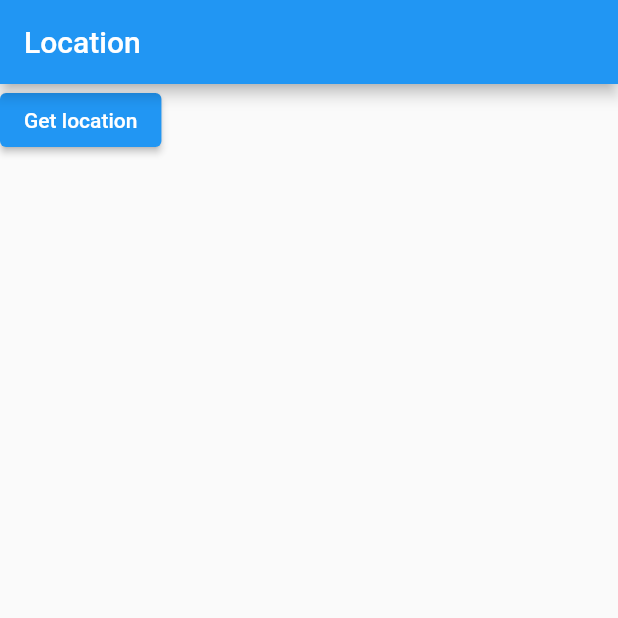
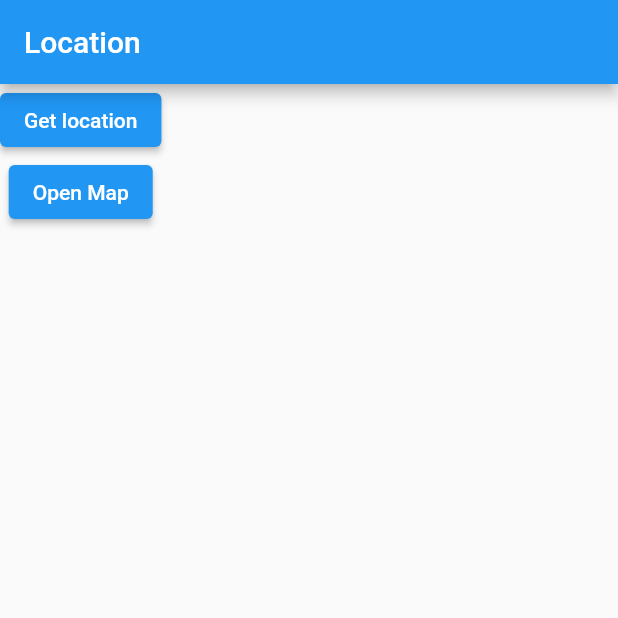
Before and after one commit to fanolans/ontask, a Flutter app: the screen it shows after launch, after a tap on "Get location", on a phone screen of 412 x 824 dp, the top half of it. Run offline on Flutter 3.47's test engine with Material 2 defaults, Android fonts, the phone set to English and light mode, and no system bars; our stand-ins replace image_picker, location.

Commit message:
add address and button open map

```diff
--- a/lib/screens/location_home_screen.dart
+++ b/lib/screens/location_home_screen.dart
@@ -1,5 +1,6 @@
 import 'package:flutter/material.dart';
 import 'package:location/location.dart';
+import 'package:ontask/screens/map_screen.dart';
 import 'package:ontask/services/location_service.dart';
 
 class LocationHomeScreen extends StatefulWidget {
@@ -13,6 +14,7 @@ class _LocationHomeScreenState extends State<LocationHomeScreen> {
   LocationData? _locationData;
   final Location _location = Location();
   String _staticMapUrl = '';
+  String _address = '';
 
   @override
   void initState() {
@@ -42,8 +44,7 @@ class _LocationHomeScreenState extends State<LocationHomeScreen> {
       body: Column(
         children: [
           if (_staticMapUrl.isNotEmpty) Image.network(_staticMapUrl),
-          if (_locationData != null)
-            Text('${_locationData!.latitude}, ${_locationData!.longitude}'),
+          if (_address.isNotEmpty) Text(_address),
           ElevatedButton(
             onPressed: () async {
               bool serviceEnabled = await _location.serviceEnabled();
@@ -62,10 +63,14 @@ class _LocationHomeScreenState extends State<LocationHomeScreen> {
                 }
               }
               final locationData = await _location.getLocation();
+              String address = await LocationService.getCoordinateAddress(
+                  latitude: locationData.latitude!,
+                  longitude: locationData.longitude!);
               print(locationData.latitude);
               print(locationData.longitude);
               setState(() {
                 _locationData = locationData;
+                _address = address;
                 _staticMapUrl = LocationService.generateStaticMapUrl(
                   latitude: locationData.latitude!,
                   longitude: locationData.longitude!,
@@ -74,6 +79,14 @@ class _LocationHomeScreenState extends State<LocationHomeScreen> {
             },
             child: const Text('Get location'),
           ),
+          ElevatedButton(
+            onPressed: () => Navigator.of(context).push(
+              MaterialPageRoute(
+                builder: (builder) => const MapScreen(),
+              ),
+            ),
+            child: const Text('Open Map'),
+          ),
         ],
       ),
     );
```
